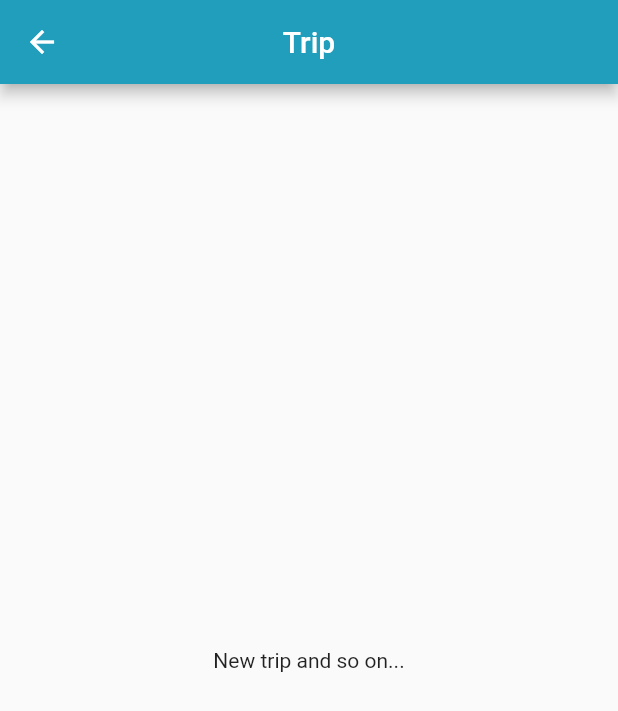
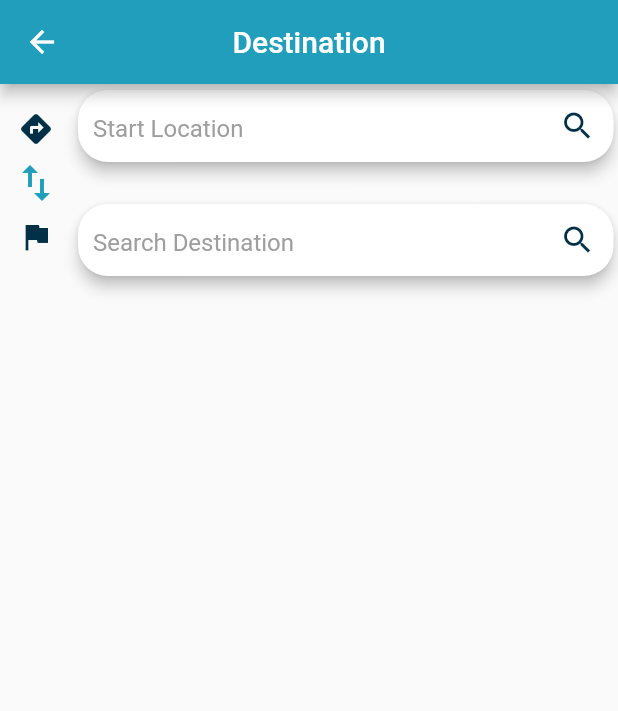
Before and after one commit to Trip-It/trip-it, a Flutter app: the TestScreen screen opened by its route, in the side drawer, after a tap on "New trip", on a phone screen of 412 x 824 dp. Shown: the top 711 px of the screen. Run offline on Flutter 3.47's test engine with Material 2 defaults, Android fonts, the light colour scheme and no system bars; our stand-ins replace auto_size_text, flutter_map, geolocator, latlong, sqflite, webview_flutter; missing offline and left inert: flutter_fluid_slider, nominatim_location_picker; accounts and stored records are empty; network calls fail.

Commit message:
Implemented DestinationScreen

```diff
--- a/lib/main.dart
+++ b/lib/main.dart
@@ -6,8 +6,9 @@ import 'package:trip_it_app/screens/cards.dart';
 import 'package:trip_it_app/screens/home.dart';
 import 'package:trip_it_app/screens/preferences.dart';
 import 'package:trip_it_app/screens/profiles.dart';
+import 'package:trip_it_app/screens/destination.dart';
+import 'package:trip_it_app/screens/test.dart';
 import 'package:trip_it_app/screens/trip.dart';
-import 'package:trip_it_app/screens/test.dart';
 
 
 void main() => runApp(MyApp());
@@ -41,13 +42,14 @@ class MyApp extends StatelessWidget {
       routes: {
         HomeScreen.routeName: (context) => HomeScreen(),
         ProfilesScreen.routeName: (context) => ProfilesScreen(),
-        TripScreen.routeName: (context) => TripScreen(),
+        DestinationScreen.routeName: (context) => DestinationScreen(),
         PreferencesScreen.routeName: (context) => PreferencesScreen(),
         AddProfileScreen.routeName: (context) => AddProfileScreen(),
         CardsScreen.routeName: (context) => CardsScreen(),
         AboutScreen.routeName: (context) => AboutScreen(),
         TestScreen.routeName: (context) => TestScreen(),
         AddCardScreen.routeName: (context) => AddCardScreen(),
+        TripScreen.routeName: (context) => TripScreen(),
       },
     );
   }
--- /dev/null
+++ b/lib/screens/destination.dart
@@ -0,0 +1,223 @@
+import 'package:flutter/cupertino.dart';
+import 'package:flutter/material.dart';
+import 'package:flutter_map/flutter_map.dart';
+import 'package:geolocator/geolocator.dart';
+import 'package:latlong/latlong.dart';
+import 'package:auto_size_text/auto_size_text.dart';
+import 'package:trip_it_app/screens/loader.dart';
+import 'package:trip_it_app/screens/destination.dart';
+import 'package:trip_it_app/services/nominatim.dart';
+import 'package:trip_it_app/theme.dart';
+import 'package:trip_it_app/widgets/map.dart';
+
+class DestinationScreen extends StatefulWidget {
+  static const routeName = '/destination';
+
+  @override
+  _DestinationScreenState createState() => _DestinationScreenState();
+}
+
+class _DestinationScreenState extends State<DestinationScreen> {
+  Map place;
+  TextEditingController _ctrlStartSearch = TextEditingController();
+  TextEditingController _ctrlDestinationSearch = TextEditingController();
+  bool _isSearching = false;
+  String _startDescr;
+  String _destDescr;
+  List _addresses = List();
+  double _lat;
+  double _lng;
+  bool _destinationSearch;
+
+  @override
+  void dispose() {
+    _ctrlStartSearch.dispose();
+    super.dispose();
+  }
+
+  void _changeTextFormField(){
+    setState(() {
+      _isSearching = !_isSearching;
+      if(!_isSearching) dispose();
+    });
+  }
+
+  Widget searchOptions() {
+    return new SizedBox(
+        height:  MediaQuery.of(context).size.height * 0.63,
+        child: Container(
+          padding: EdgeInsets.fromLTRB(10, 5, 10, 20),
+          color: Colors.transparent,
+          child: ListView.builder(
+            itemCount: _addresses.length,
+            itemBuilder: (BuildContext ctx, int index) {
+              return GestureDetector(
+                child: _buildLocationCard(_addresses[index]['description']),
+                onTap: () {
+                  setState(() {
+                    _destDescr = _addresses[index]['description'];/*"${_addresses[index]['country']}, ${_addresses[index]['state']}, ${_addresses[index]['city']}, ${_addresses[index]['city_district']}, ${_addresses[index]['suburb']}";*/
+                    _isSearching = false;
+                    _lat = double.parse(_addresses[index]['lat']);
+                    _lng = double.parse(_addresses[index]['lng']);
+                    place = {
+                      'latlng': LatLng(_lat, _lng),
+                      'state': _addresses[index]['state'],
+                      'desc':
+                      "${_addresses[index]['state']}, ${_addresses[index]['city']}, ${_addresses[index]['suburb']}, ${_addresses[index]['neighbourhood']}, ${_addresses[index]['road']}"
+                    };
+                  });
+                },
+              );
+            },
+          ),
+        ),
+    );
+  }
+
+  _buildLocationCard(String text) {
+    return new Row(
+      mainAxisAlignment: MainAxisAlignment.center,
+      children: <Widget>[
+        SizedBox(
+          width: MediaQuery.of(context).size.width * 0.9,
+          height: MediaQuery.of(context).size.height * 0.15,
+          child: Card(
+                  shape: RoundedRectangleBorder(
+                    side: BorderSide(
+                      color: TripItColors.primaryLightBlue,
+                      width: 2.0,
+                    ),
+                    borderRadius: BorderRadius.circular(15.0),
+                  ),
+                  color: Colors.white,
+                  elevation: 0,
+                  child: Container(
+                      padding: EdgeInsets.all(15),
+                      child: AutoSizeText(
+                        text,
+                        style: TextStyle(fontSize: 18),
+                        textAlign: TextAlign.center,
+                      ))),
+            ),
+      ],
+    );
+  }
+
+  onWillpop() {
+    setState(() {
+      _isSearching = false;
+    });
+  }
+
+  _buildSearchBar(bool _isResult, TextEditingController _ctrl, String hint) {
+    return Card(
+        elevation: 4,
+        shape: RoundedRectangleBorder(
+          borderRadius: BorderRadius.circular(20.0),
+        ),
+        child: Row(
+          mainAxisAlignment: MainAxisAlignment.center,
+          children: <Widget>[
+            SizedBox(
+              width: MediaQuery.of(context).size.width * 0.75,
+              height: MediaQuery.of(context).size.height * 0.05,
+              child: Padding(
+                padding: EdgeInsets.fromLTRB(10, 0, 5, 0),
+                child: TextFormField(
+                  controller: _ctrl,
+                  decoration: InputDecoration(
+                      hintText: hint,
+                      border: InputBorder.none,
+                      hintStyle: TextStyle(color: Colors.grey)),
+                  textInputAction: TextInputAction.search,
+                  onEditingComplete: () async {
+                    FocusScopeNode currentFocus = FocusScope.of(context);
+                    if (!currentFocus.hasPrimaryFocus) {
+                      currentFocus.unfocus();
+                    }
+                    _isResult == false
+                        ? _changeTextFormField()
+                        : setState(() {
+                          _isSearching = true;
+                        });
+                    dynamic res = await NominatimService()
+                        .getAddressLatLng(_ctrl.text);
+                    setState(() {
+                      _addresses = res;
+                    });
+                  },
+                ),
+              ),
+            ),
+            IconButton(
+              icon: Icon(Icons.search, color: TripItColors.primaryDarkBlue),
+              onPressed: () async {
+                FocusScopeNode currentFocus = FocusScope.of(context);
+                if (!currentFocus.hasPrimaryFocus) {
+                  currentFocus.unfocus();
+                }
+                _isResult == false
+                    ? _changeTextFormField()
+                    : setState(() {
+                  _isSearching = true;
+                });
+                dynamic res =
+                    await NominatimService().getAddressLatLng(_ctrl.text);
+                setState(() {
+                  _addresses = res;
+                });
+              },
+            ),
+          ],
+        ));
+  }
+
+  @override
+  Widget build(BuildContext context) {
+    return Scaffold(
+      resizeToAvoidBottomPadding: false,
+      appBar: AppBar(
+        centerTitle: true,
+        title: Text("Destination"),
+      ),
+      body: Column(
+        children: <Widget>[
+          Row(
+            children: <Widget>[
+              Container(
+                child: Column(
+                  children: <Widget>[
+                    Icon(
+                      Icons.directions,
+                      color: TripItColors.primaryDarkBlue,
+                    ),
+                    IconButton(
+                      padding: EdgeInsets.fromLTRB(0, 5, 0, 5),
+                      iconSize: 32,
+                        icon: Icon(
+                            Icons.import_export
+                        ),
+                        color: TripItColors.primaryLightBlue,
+                        onPressed: () => {}),
+                    Icon(Icons.flag, color: TripItColors.primaryDarkBlue),
+                  ],
+                ),
+              ),
+              Column(
+                children: <Widget>[
+                  _buildSearchBar(_isSearching, _ctrlStartSearch, "Start Location"),
+                  Container(
+                    margin: EdgeInsets.fromLTRB(0, 10, 0, 10),
+                  ),
+                  _buildSearchBar(_isSearching, _ctrlDestinationSearch, "Search Destination"),
+                ],
+              ),
+            ],
+          ),
+          searchOptions(),
+
+        ],
+      ),
+    );
+  }
+}
--- a/lib/widgets/about_list_view.dart
+++ b/lib/widgets/about_list_view.dart
@@ -3,7 +3,7 @@ import 'package:trip_it_app/screens/about.dart';
 import 'package:trip_it_app/screens/cards.dart';
 import 'package:trip_it_app/screens/preferences.dart';
 import 'package:trip_it_app/screens/profiles.dart';
-import 'package:trip_it_app/screens/trip.dart';
+import 'package:trip_it_app/screens/destination.dart';
 import 'package:trip_it_app/theme.dart';
 
 class AboutWidget extends StatelessWidget {
--- a/lib/widgets/drawer.dart
+++ b/lib/widgets/drawer.dart
@@ -3,8 +3,9 @@ import 'package:trip_it_app/screens/about.dart';
 import 'package:trip_it_app/screens/cards.dart';
 import 'package:trip_it_app/screens/preferences.dart';
 import 'package:trip_it_app/screens/profiles.dart';
+import 'package:trip_it_app/screens/destination.dart';
+import 'package:trip_it_app/screens/test.dart';
 import 'package:trip_it_app/screens/trip.dart';
-import 'package:trip_it_app/screens/test.dart';
 import 'package:trip_it_app/theme.dart';
 
 class DrawerWidget extends StatelessWidget{
@@ -85,7 +86,7 @@ class DrawerWidget extends StatelessWidget{
             ),
             ),
             onTap: () {
-              Navigator.popAndPushNamed(context, TripScreen.routeName);
+              Navigator.popAndPushNamed(context, DestinationScreen.routeName);
             },
           ),
           color: TripItColors.primaryDarkBlue,
--- a/lib/widgets/search_bar_list.dart
+++ b/lib/widgets/search_bar_list.dart
@@ -4,7 +4,7 @@ import 'package:trip_it_app/screens/about.dart';
 import 'package:trip_it_app/screens/cards.dart';
 import 'package:trip_it_app/screens/preferences.dart';
 import 'package:trip_it_app/screens/profiles.dart';
-import 'package:trip_it_app/screens/trip.dart';
+import 'package:trip_it_app/screens/destination.dart';
 import 'package:trip_it_app/theme.dart';
 
 class SearchBarCards extends StatefulWidget {
```
Also changed, not shown: lib/widgets/nominatim_location_picker.dart (+11 -4 lines).
